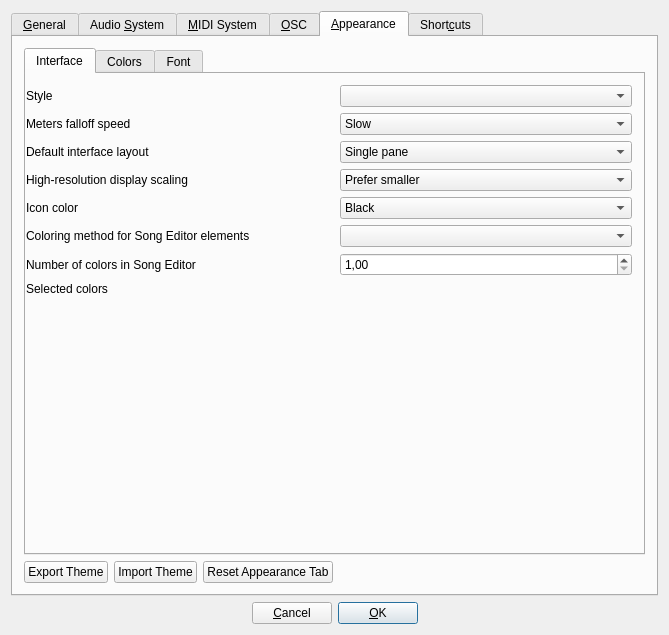
Old version of the form src/gui/src/PreferencesDialog/PreferencesDialog_UI.ui in the repository hydrogen-music/hydrogen.
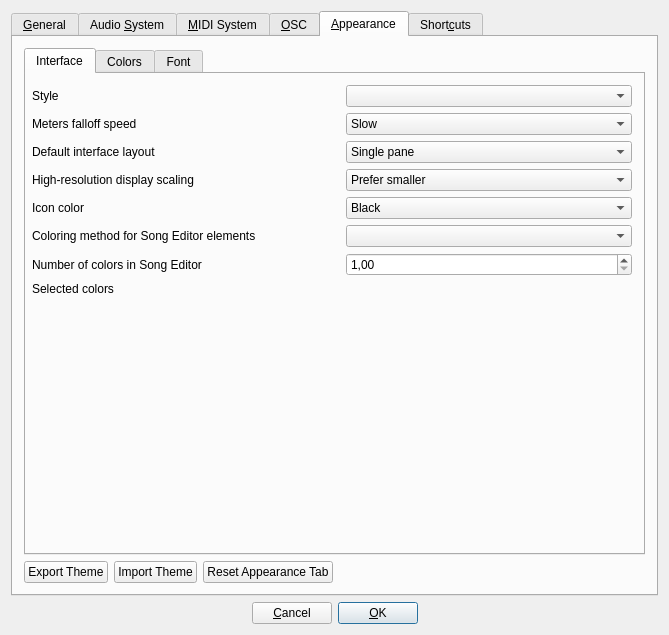
New version of the form. The open tabs and pages were chosen to show the change. Custom widgets are drawn as their Qt base class.

Commit message: PD: fix left margin in Appearance > Interface tab

The edit to the form file:
```diff
--- a/src/gui/src/PreferencesDialog/PreferencesDialog_UI.ui
+++ b/src/gui/src/PreferencesDialog/PreferencesDialog_UI.ui
@@ -1048,6 +1048,9 @@
            </property>
            <item>
             <layout class="QGridLayout" name="gridLayout_5">
+             <property name="leftMargin">
+              <number>6</number>
+             </property>
              <item row="3" column="0">
               <widget class="QLabel" name="textLabel1_4">
                <property name="minimumSize">
```
